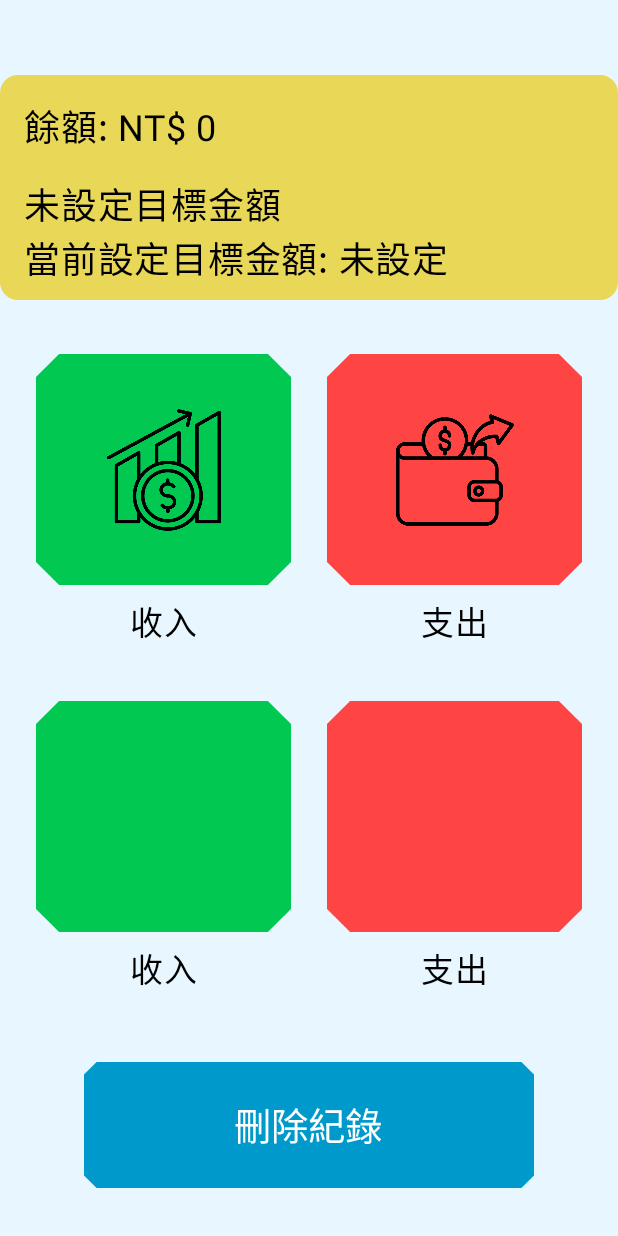
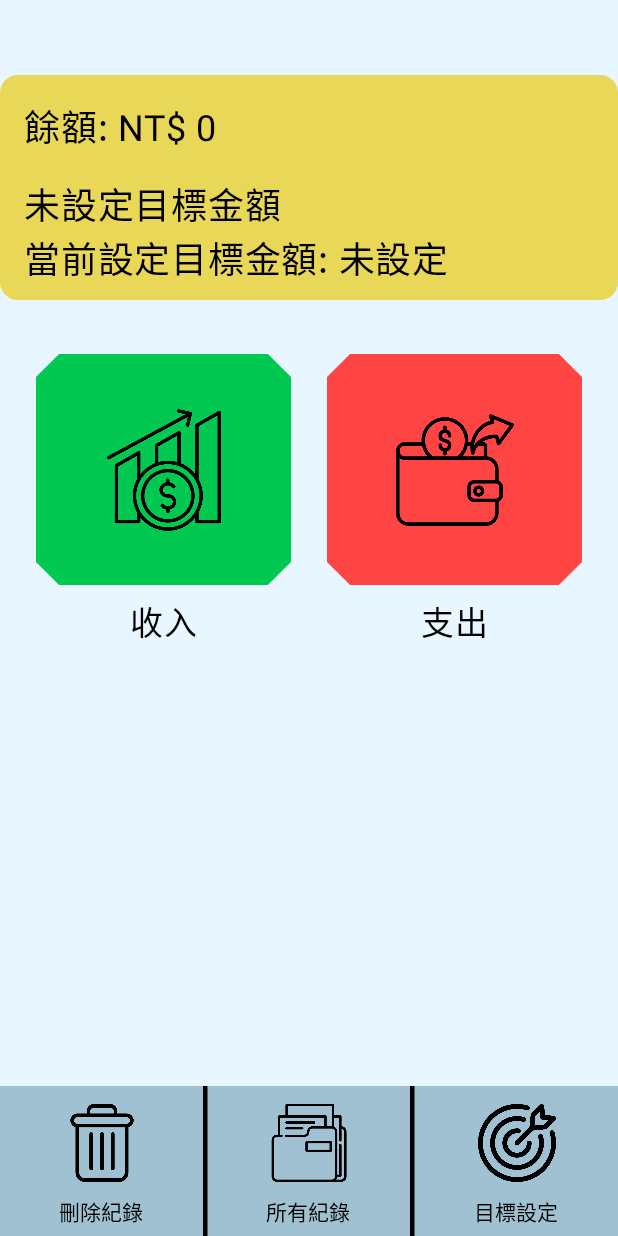
Before and after one commit to CuweiXD/AccountingAssistant, an Android app built with Jetpack Compose: the screen it shows after launch (MainActivity), on a phone screen of 412 x 824 dp. Run offline under Robolectric (Android 15) with nearby library versions, the phone set to English and light mode, and no system bars.

Commit message:
12/31 Update

```diff
--- a/app/build.gradle.kts
+++ b/app/build.gradle.kts
@@ -41,6 +41,7 @@ android {
 
 dependencies {
 
+
     implementation(libs.androidx.navigation.runtime.ktx)
     val nav_version = "2.8.4"
     implementation(libs.androidx.core.ktx)
--- a/app/src/main/java/com/example/finalproject/MainActivity.kt
+++ b/app/src/main/java/com/example/finalproject/MainActivity.kt
@@ -63,11 +63,20 @@ import androidx.compose.ui.res.painterResource
 import androidx.lifecycle.ViewModel
 import androidx.lifecycle.viewmodel.compose.viewModel
 import androidx.compose.foundation.Image
+import androidx.compose.material.icons.Icons
+import androidx.compose.material3.ExtendedFloatingActionButton
 import androidx.compose.material3.HorizontalDivider
+import androidx.compose.material3.Icon
+import androidx.compose.material3.SnackbarHost
+import androidx.compose.material3.SnackbarHostState
 import androidx.compose.material3.VerticalDivider
 import androidx.compose.runtime.LaunchedEffect
+import androidx.compose.runtime.rememberCoroutineScope
 import androidx.compose.ui.graphics.painter.Painter
 import androidx.compose.ui.layout.ContentScale
+import kotlinx.coroutines.launch
+import androidx.compose.foundation.Image
+import androidx.compose.material.icons.filled.Add
 
 
 class MainActivity : ComponentActivity() {
@@ -117,12 +126,9 @@ class GoalViewModel : ViewModel() {
         private set
     var balance = mutableStateOf(0)
         private set
-    var saveGoalAmount = mutableStateOf(0)
-
 
     fun setGoalAmount(amount: Int) {
         goalAmount.value = amount
-        saveGoalAmount.value = amount
     }
 
     fun getGoalAmount(): Int = goalAmount.value
@@ -141,14 +147,11 @@ class GoalViewModel : ViewModel() {
         checkUnlockCondition()
     }
 
-
     private fun checkUnlockCondition() {
         if (currentAmount.value >= goalAmount.value) {
             isLocked.value = false // 達標時自動解鎖
         }
     }
-
-
 }
 
 @Composable
@@ -261,91 +264,122 @@ fun AccountingAssistant(
                 Column(
                     horizontalAlignment = Alignment.CenterHorizontally
                 ) {
-                    Button(
-                        onClick = { navController.navigate("allRecord") },
-                        modifier = Modifier
-                            .size(170.dp)
-                            .padding(top = 16.dp),
-                        shape = CutCornerShape(10),
-                        colors = ButtonDefaults.buttonColors(Color(0xFF00C851))
-                    ) {
-                        /*Image(
-                            painter = painterResource(id = R.drawable.expensive),
-                            contentDescription = null,
-                            modifier = Modifier
-                                .size(100.dp)
-                                .padding(8.dp),
-                            contentScale = ContentScale.Fit
-                        )*/
-                    }
+
                     Spacer(modifier = Modifier.height(8.dp))
-                    Text(
-                        "收入",
-                        fontSize = 22.sp
-                    )
+
                 }
 
 
                 Column(
                     horizontalAlignment = Alignment.CenterHorizontally
                 ) {
-                    Button(
-                        onClick = { navController.navigate("setGoal") },
-                        modifier = Modifier
-                            .size(170.dp)
-                            .padding(top = 16.dp),
-                        shape = CutCornerShape(10),
-                        colors = ButtonDefaults.buttonColors(Color(0xFFFF4444))
-                    ) {
-                        /*Image(
-                            painter = painterResource(id = R.drawable.spending),
-                            contentDescription = null,
-                            modifier = Modifier
-                                .size(100.dp)
-                                .padding(8.dp),
-                            contentScale = ContentScale.Fit
-                        )*/
-                    }
+
                     Spacer(modifier = Modifier.height(8.dp))
-                    Text(
-                        "支出",
-                        fontSize = 22.sp
-                    )
-                }
-            }
-        }
-    }
-
-
-
-
-
+
+                }
+            }
+        }
+    }
     Spacer(modifier = Modifier.height(10.dp))
 
-
-
     Column(
         modifier = modifier
-            .padding(16.dp),
+            .fillMaxSize(),
         horizontalAlignment = Alignment.CenterHorizontally,
         verticalArrangement = Arrangement.Bottom
     )
     {
-
-
-        //Spacer(modifier = Modifier.height(50.dp))
+        Box(
+            modifier = Modifier
+                .fillMaxWidth()
+                .height(100.dp)
+                .background(color = Color(0xFFA0C1D1)),
+                //.padding(16.dp),
+            contentAlignment = Alignment.Center
+        ) {
+            Row(
+                modifier = Modifier
+                    .fillMaxWidth(),
+                    //.padding(horizontal = 16.dp),
+                horizontalArrangement = Arrangement.SpaceEvenly,
+                verticalAlignment = Alignment.CenterVertically
+            ) {
                 Button(
                     onClick = { navController.navigate("deletedataPage") },
                     modifier = Modifier
-                .size(width = 300.dp, height = 100.dp)
-                .padding(bottom = 16.dp),
-
-            shape = CutCornerShape(10),
-            colors = ButtonDefaults.buttonColors(Color(0xFF0099CC))
-
-        )
-        {
-            Text("刪除紀錄", fontSize = 25.sp)
+                        .size(width = 130.dp, height = 100.dp),
+                    shape = CutCornerShape(10),
+                    colors = ButtonDefaults.buttonColors(Color(0xFFA0C1D1))
+                ) {
+                    Column(
+                        horizontalAlignment = Alignment.CenterHorizontally,
+                        verticalArrangement = Arrangement.Center
+                    ) {
+                        Image(
+                            painter = painterResource(id = R.drawable.delete),
+                            contentDescription = null,
+                            modifier = Modifier
+                                .size(60.dp)
+                                .padding(4.dp),
+                            contentScale = ContentScale.Fit
+                        )
+                        Spacer(modifier = Modifier.height(5.dp))
+                        Text("刪除紀錄", fontSize = 14.sp, color = Color.Black)
+                    }
+                }
+
+                VerticalDivider(color = Color.Black, thickness = 3.dp)
+
+                Button(
+                    onClick = { navController.navigate("allRecord") },
+                    modifier = Modifier
+                        .size(width = 130.dp, height = 100.dp),
+                    shape = CutCornerShape(10),
+                    colors = ButtonDefaults.buttonColors(Color(0xFFA0C1D1))
+                ) {
+                    Column(
+                        horizontalAlignment = Alignment.CenterHorizontally,
+                        verticalArrangement = Arrangement.Center
+                    ) {
+                        Image(
+                            painter = painterResource(id = R.drawable.folder1),
+                            contentDescription = null,
+                            modifier = Modifier
+                                .size(60.dp)
+                                .padding(4.dp),
+                            contentScale = ContentScale.Fit
+                        )
+                        Spacer(modifier = Modifier.height(5.dp))
+                        Text("所有紀錄", fontSize = 14.sp, color = Color.Black)
+                    }
+                }
+
+                VerticalDivider(color = Color.Black, thickness = 3.dp)
+
+                Button(
+                    onClick = { navController.navigate("setGoal") },
+                    modifier = Modifier
+                        .size(width = 130.dp, height = 100.dp),
+                    shape = CutCornerShape(10),
+                    colors = ButtonDefaults.buttonColors(Color(0xFFA0C1D1))
+                ) {
+                    Column(
+                        horizontalAlignment = Alignment.CenterHorizontally,
+                        verticalArrangement = Arrangement.Center
+                    ) {
+                        Image(
+                            painter = painterResource(id = R.drawable.target),
+                            contentDescription = null,
+                            modifier = Modifier
+                                .size(60.dp)
+                                .padding(4.dp),
+                            contentScale = ContentScale.Fit
+                        )
+                        Spacer(modifier = Modifier.height(5.dp))
+                        Text("目標設定", fontSize = 14.sp, color = Color.Black)
+                    }
+                }
+            }
         }
     }
 
@@ -1396,9 +1430,20 @@ fun SetGoal(
     val isLocked = goalViewModel.isLocked.value
     var goalAmount by remember { mutableStateOf("") }
     val goalAmountInt = goalAmount.toIntOrNull() ?: 0
-    var savedGoalAmount by remember { mutableStateOf(0) }
-
-    Box {
+
+    val scope = rememberCoroutineScope()
+    val snackbarHostState = remember { SnackbarHostState() }
+
+    Scaffold(
+        snackbarHost = {
+            SnackbarHost(hostState = snackbarHostState)
+        }
+    ) { contentPadding ->
+        Box(
+            modifier = Modifier
+                .fillMaxSize()
+                .padding(contentPadding)
+        ) {
             Column(
                 modifier = Modifier
                     .fillMaxSize()
@@ -1439,25 +1484,37 @@ fun SetGoal(
                             checkText = "確定輸入此目標金額?",
                             checkTitle = "",
                             onConfirmation = {
-
                                 val amount = goalAmount.toIntOrNull() ?: 0
                                 goalViewModel.setGoalAmount(amount)
-                            savedGoalAmount = amount
+                                scope.launch {
+                                    snackbarHostState.showSnackbar("目標金額已設定")
+                                }
                                 goalAmount = ""
 
                                 showDialog = false
                             },
                             onDismissRequest = {
-
                                 showDialog = false
                             }
                         )
                     }
 
-
-
-                Button(
-
+                    Spacer(modifier = Modifier.height(60.dp))
+                    Column(
+                        modifier = Modifier.fillMaxSize(),
+                        verticalArrangement = Arrangement.Bottom,
+                        horizontalAlignment = Alignment.CenterHorizontally
+                    ) {
+                        if (isLocked) {
+                            Text(
+                                "已鎖定",
+                                fontSize = 25.sp,
+                                color = Color.Red
+                            )
+                        }
+                        Spacer(modifier = Modifier.height(30.dp))
+
+                        Button(
                             onClick = {
                                 if (!isLocked) {
                                     showDialog = true
@@ -1478,20 +1535,17 @@ fun SetGoal(
                             )
                         }
 
-                Spacer(modifier = Modifier.height(16.dp))
+                        Spacer(modifier = Modifier.height(5.dp))
 
                         if (showLockDialog) {
                             EnterCheckDialog(
                                 checkText = "鎖定後將無法變更目標金額，直至您達成目標金額，確認鎖定?",
                                 checkTitle = "最終確認",
                                 onConfirmation = {
-
                                     goalViewModel.lockGoal()
-
                                     showLockDialog = false
                                 },
                                 onDismissRequest = {
-
                                     showLockDialog = false
                                 }
                             )
@@ -1514,8 +1568,7 @@ fun SetGoal(
                             onClick = {
                                 if (balance > goalAmountInt) {
                                     showErrorDialog = true
-                        }
-                        else if(!isLocked){
+                                } else if (!isLocked) {
                                     showLockDialog = true
                                 }
                             },
@@ -1533,7 +1586,7 @@ fun SetGoal(
                             )
                         }
 
-                Spacer(modifier = Modifier.height(16.dp))
+                        Spacer(modifier = Modifier.height(5.dp))
 
                         Button(
                             onClick = { navController.popBackStack() },
@@ -1550,31 +1603,9 @@ fun SetGoal(
                                 color = Color.White
                             )
                         }
-
-                Spacer(modifier = Modifier.height(20.dp))
-                Column(
-                    modifier = Modifier.fillMaxSize(),
-                    verticalArrangement = Arrangement.Center,
-                    horizontalAlignment = Alignment.CenterHorizontally
-                    ) {
-                    Text(
-                        text = "目前設定的目標金額:" + savedGoalAmount,
-                        fontSize = 25.sp,
-                        color = Color.Black
-                    )
-
-                    if (isLocked) {
-                        Text(
-                            "已鎖定",
-                            fontSize = 25.sp,
-                            color = Color.Red
-                        )
-                    }
-                }
-
-            }
-
-
+                    }
+                }
+            }
         }
     }
 }
```
Also changed, not shown: app/src/main/res/drawable-nodpi/delete.png (added), app/src/main/res/drawable-nodpi/edit.png (added), app/src/main/res/drawable-nodpi/folder1.png (added), app/src/main/res/drawable-nodpi/target.png (added). Lines whose indentation alone changed are shown as unchanged.
